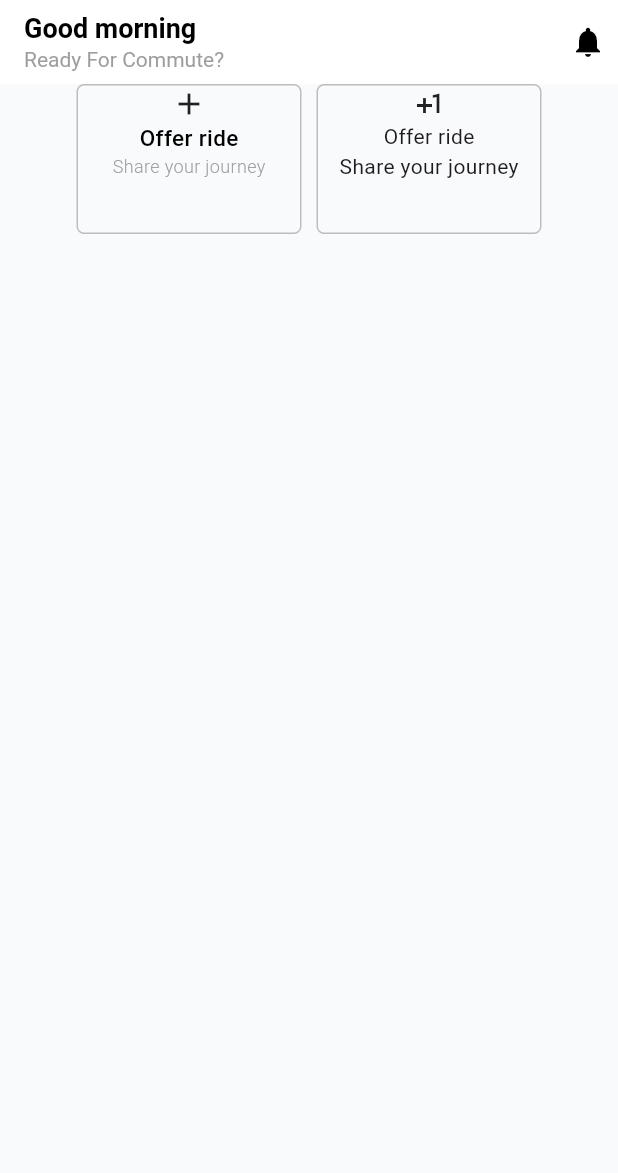
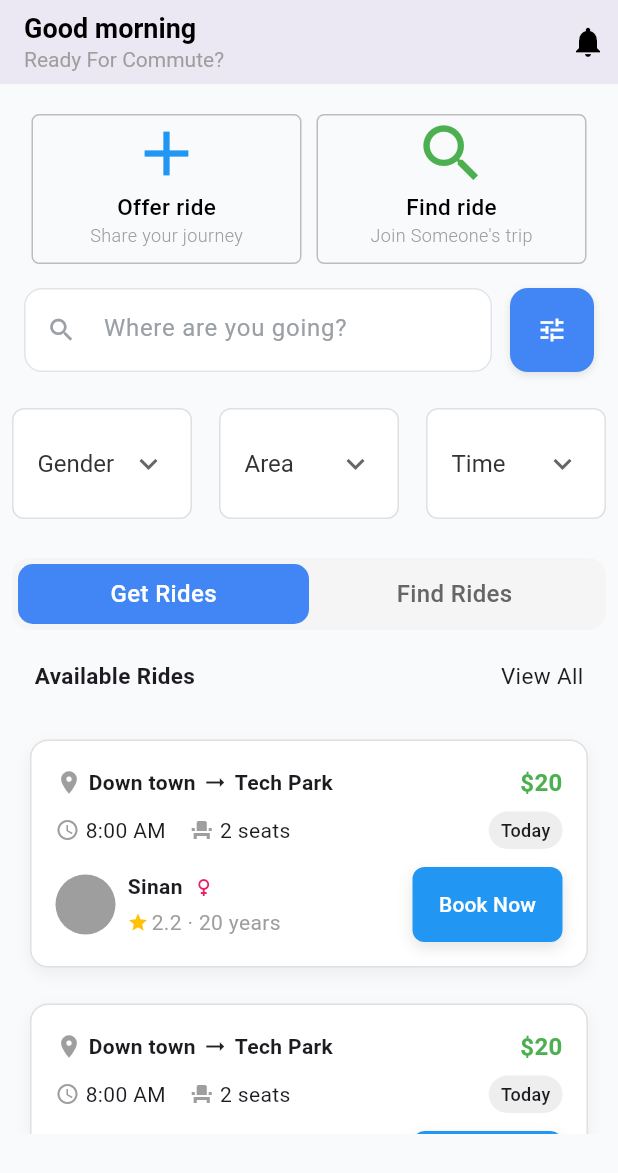
Before and after one commit to sayedsinan/Get-Ride, a Flutter app: the HomePage screen opened directly, on a phone screen of 412 x 824 dp. Shown: the top 1173 px of the screen. Run offline on Flutter 3.47's test engine with Material 3 defaults, Android fonts, the phone set to English and light mode, and no system bars; our stand-ins replace get.

Commit message:
home page created

```diff
--- a/lib/view/home/home_page.dart
+++ b/lib/view/home/home_page.dart
@@ -1,18 +1,26 @@
 import 'package:flutter/material.dart';
+import 'package:get_ride/view/widget/custom_toggle_button.dart';
+import 'package:get_ride/view/widget/drop_down.dart';
+import 'package:get_ride/view/widget/find_ride.dart';
+import 'package:get_ride/view/widget/get_a_ride.dart';
 import 'package:get_ride/view/widget/rider_option_container.dart';
+import 'package:get_ride/view/widget/search_bar.dart';
 
 class HomePage extends StatelessWidget {
   const HomePage({super.key});
 
   @override
   Widget build(BuildContext context) {
+    final List<String> genderOptions = [
+      'Male',
+      'Female',
+    ];
     return Scaffold(
-      backgroundColor: Color(0xFFF9FAFB)
-,
+      backgroundColor: Color(0xFFF9FAFB),
       appBar: AppBar(
         automaticallyImplyLeading: false,
         backgroundColor: Colors.white,
-        elevation: 0,
+        elevation: 10,
         title: Column(
           crossAxisAlignment: CrossAxisAlignment.start,
           children: const [
@@ -37,32 +45,65 @@ class HomePage extends StatelessWidget {
           ),
         ],
       ),
-      body: Column(
+      body: SingleChildScrollView(
+        child: Column(
           children: [
+            SizedBox(height: 20),
             Row(
-            crossAxisAlignment: CrossAxisAlignment.center,
               mainAxisAlignment: MainAxisAlignment.center,
               children: [
-              RiderOptionContainer(iconData: Icons.add, subTitile: "Share your journey", title: "Offer ride"),
-              SizedBox(width: 10,),
-                 Container(
-                height: 100,
-                width: 150,
-                decoration: BoxDecoration(
-                  border: Border.all(color: Colors.grey.shade400),
-                  borderRadius: BorderRadius.circular(5),
+                RiderOptionContainer(
+                  iconData: Icons.add,
+                  subTitile: "Share your journey",
+                  title: "Offer ride",
+                  color: Colors.blue,
                 ),
-                child: Column(
+                SizedBox(width: 10),
+                RiderOptionContainer(
+                  iconData: Icons.search,
+                  subTitile: "Join Someone's trip",
+                  title: "Find ride",
+                  color: Colors.green,
+                ),
+              ],
+            ),
+            SearchBarWidget(),
+            Padding(
+              padding: const EdgeInsets.all(8.0),
+              child: Row(
+                mainAxisAlignment: MainAxisAlignment.spaceBetween,
                 children: [
-                    Icon(Icons.plus_one),
-                    Text("Offer ride"),
-                    Text("Share your journey"),
+                  CustomDropdown(
+                    items: genderOptions,
+                    hintText: "Gender",
+                    width: 120,
+                  ),
+                  CustomDropdown(
+                    items: genderOptions,
+                    hintText: "Area",
+                    width: 120,
+                  ),
+                  CustomDropdown(
+                    items: genderOptions,
+                    hintText: "Time",
+                    width: 120,
+                  ),
                 ],
+              ),
+            ),
+            SizedBox(height: 10),
+            SizedBox(
+              height: 400,
+              child: Padding(
+                padding: const EdgeInsets.all(8.0),
+                child: CustomToggleButton(
+                  options: const ["Get Rides", "Find Rides"],
+                  pages: const [GetRide(), FindRide()],
+                ),
               ),
             ),
           ],
         ),
-        ],
       ),
     );
   }
--- /dev/null
+++ b/lib/view/widget/custom_toggle_button.dart
@@ -0,0 +1,124 @@
+import 'package:flutter/material.dart';
+
+class CustomToggleButton extends StatefulWidget {
+  final List<String> options;
+  final List<Widget> pages; // 👈 New: pages for each option
+  final int initialIndex;
+  final Color selectedColor;
+  final Color unselectedColor;
+  final Color selectedTextColor;
+  final Color unselectedTextColor;
+  final Color backgroundColor;
+  final double height;
+  final EdgeInsetsGeometry? margin;
+  final EdgeInsetsGeometry? padding;
+
+  const CustomToggleButton({
+    super.key,
+    required this.options,
+    required this.pages, // 👈 required now
+    this.initialIndex = 0,
+    this.selectedColor = const Color(0xFF4285F4),
+    this.unselectedColor = Colors.transparent,
+    this.selectedTextColor = Colors.white,
+    this.unselectedTextColor = const Color(0xFF666666),
+    this.backgroundColor = const Color(0xFFF5F5F5),
+    this.height = 48,
+    this.margin,
+    this.padding,
+  }) : assert(options.length == pages.length,
+            "Options and Pages must be the same length");
+
+  @override
+  State<CustomToggleButton> createState() => _CustomToggleButtonState();
+}
+
+class _CustomToggleButtonState extends State<CustomToggleButton>
+    with SingleTickerProviderStateMixin {
+  late int selectedIndex;
+  late PageController _pageController;
+
+  @override
+  void initState() {
+    super.initState();
+    selectedIndex = widget.initialIndex;
+    _pageController = PageController(initialPage: selectedIndex);
+  }
+
+  void _onToggle(int index) {
+    if (index != selectedIndex) {
+      setState(() {
+        selectedIndex = index;
+      });
+      _pageController.jumpToPage(index);
+    }
+  }
+
+  @override
+  void dispose() {
+    _pageController.dispose();
+    super.dispose();
+  }
+
+  @override
+  Widget build(BuildContext context) {
+    return Column(
+      children: [
+        // Toggle buttons
+        Container(
+          margin: widget.margin ?? EdgeInsets.zero,
+          padding: widget.padding ?? const EdgeInsets.all(4),
+          height: widget.height,
+          decoration: BoxDecoration(
+            color: widget.backgroundColor,
+            borderRadius: BorderRadius.circular(12),
+          ),
+          child: Row(
+            children: widget.options.asMap().entries.map((entry) {
+              int index = entry.key;
+              String option = entry.value;
+              bool isSelected = selectedIndex == index;
+
+              return Expanded(
+                child: GestureDetector(
+                  onTap: () => _onToggle(index),
+                  child: Container(
+                    decoration: BoxDecoration(
+                      color: isSelected
+                          ? widget.selectedColor
+                          : widget.unselectedColor,
+                      borderRadius: BorderRadius.circular(10),
+                    ),
+                    child: Center(
+                      child: Text(
+                        option,
+                        style: TextStyle(
+                          fontSize: 16,
+                          fontWeight: FontWeight.w500,
+                          color: isSelected
+                              ? widget.selectedTextColor
+                              : widget.unselectedTextColor,
+                        ),
+                      ),
+                    ),
+                  ),
+                ),
+              );
+            }).toList(),
+          ),
+        ),
+
+        // Pages
+        Expanded(
+          child: PageView(
+            controller: _pageController,
+            onPageChanged: (index) {
+              setState(() => selectedIndex = index);
+            },
+            children: widget.pages,
+          ),
+        ),
+      ],
+    );
+  }
+}
--- /dev/null
+++ b/lib/view/widget/drop_down.dart
@@ -0,0 +1,81 @@
+import 'package:flutter/material.dart';
+
+class CustomDropdown extends StatefulWidget {
+  final String? value;
+  final List<String> items;
+  final String hintText;
+  final Function(String?)? onChanged;
+  final EdgeInsetsGeometry? margin;
+  final double? width;
+
+  const CustomDropdown({
+    super.key,
+    this.value,
+    required this.items,
+    required this.hintText,
+    this.onChanged,
+    this.margin,
+    this.width,
+  });
+
+  @override
+  State<CustomDropdown> createState() => _CustomDropdownState();
+}
+
+class _CustomDropdownState extends State<CustomDropdown> {
+  @override
+  Widget build(BuildContext context) {
+    return Container(
+      margin: widget.margin ?? EdgeInsets.zero,
+      width: widget.width,
+      decoration: BoxDecoration(
+        color: Colors.white,
+        borderRadius: BorderRadius.circular(8),
+        border: Border.all(
+          color: const Color(0xFFE0E0E0),
+          width: 1,
+        ),
+      ),
+      child: DropdownButtonHideUnderline(
+        child: DropdownButton<String>(
+          value: widget.value,
+          hint: Text(
+            widget.hintText,
+            style: const TextStyle(
+              fontSize: 16,
+              color: Color(0xFF333333),
+              fontWeight: FontWeight.normal,
+            ),
+          ),
+          isExpanded: true,
+          icon: const Icon(
+            Icons.keyboard_arrow_down,
+            color: Color(0xFF666666),
+            size: 24,
+          ),
+          items: widget.items.map((String item) {
+            return DropdownMenuItem<String>(
+              value: item,
+              child: Text(
+                item,
+                style: const TextStyle(
+                  fontSize: 16,
+                  color: Color(0xFF333333),
+                ),
+              ),
+            );
+          }).toList(),
+          onChanged: widget.onChanged,
+          padding: const EdgeInsets.symmetric(horizontal: 16, vertical: 12),
+          dropdownColor: Colors.white,
+          borderRadius: BorderRadius.circular(8),
+          elevation: 8,
+          style: const TextStyle(
+            fontSize: 16,
+            color: Color(0xFF333333),
+          ),
+        ),
+      ),
+    );
+  }
+}
--- /dev/null
+++ b/lib/view/widget/find_ride.dart
@@ -0,0 +1,38 @@
+import 'package:flutter/material.dart';
+import 'package:get_ride/view/widget/my_button.dart';
+
+class FindRide extends StatelessWidget {
+  const FindRide({super.key});
+
+  @override
+  Widget build(BuildContext context) {
+    return Center(
+      child: Column(
+        children: [
+          SizedBox(height: 50),
+          Icon(Icons.car_repair_sharp, size: 100),
+          Text(
+            "No Rides Availabel yet",
+            style: TextStyle(fontSize: 20, fontWeight: FontWeight.w600),
+          ),
+          SizedBox(height: 10),
+          Text(
+            "Start sharing your daily commute and earn money",
+            style: TextStyle(fontSize: 15, fontWeight: FontWeight.w400),
+          ),
+          SizedBox(height: 20),
+          MyButton(
+            height: 50,
+            width: 200,
+            borderRadius: 8,
+            buttonColor: Colors.blue,
+            textColor: Colors.white,
+            text: "+ Offers Your First Ride ",
+            style: TextStyle(),
+            onTap: () {},
+          ),
+        ],
+      ),
+    );
+  }
+}
--- /dev/null
+++ b/lib/view/widget/get_a_ride.dart
@@ -0,0 +1,34 @@
+import 'package:flutter/material.dart';
+import 'package:get_ride/view/widget/get_a_ride_container.dart';
+class GetRide extends StatelessWidget {
+
+  const GetRide({super.key});
+
+  @override
+  Widget build(BuildContext context) {
+    return SingleChildScrollView(
+      child: Column(
+        children: [
+          Padding(
+            padding: const EdgeInsets.only(left: 15.0, right: 15, top: 20,bottom: 20),
+            child: Row(
+              mainAxisAlignment: MainAxisAlignment.spaceBetween,
+              children: [
+                Text(
+                  "Available Rides",
+                  style: TextStyle(fontSize: 15, fontWeight: FontWeight.bold),
+                ),
+                Text(
+                  "View All",
+                  style: TextStyle(fontSize: 15, fontWeight: FontWeight.w400),
+                ),
+              ],
+            ),
+          ),
+      GetARideContainer(startingPoint: "Down town", endPoint: "Tech Park", time: "8:00 AM", date: "Today", seats: "2", amount: "20", review: "2.2", age: "20", name: "Sinan"),
+      GetARideContainer(startingPoint: "Down town", endPoint: "Tech Park", time: "8:00 AM", date: "Today", seats: "2", amount: "20", review: "2.2", age: "20", name: "Sinan"),
+        ],
+      ),
+    );
+  }
+}
--- /dev/null
+++ b/lib/view/widget/get_a_ride_container.dart
@@ -0,0 +1,156 @@
+import 'package:flutter/material.dart';
+import 'package:get_ride/view/widget/my_button.dart';
+
+class GetARideContainer extends StatelessWidget {
+  final String startingPoint;
+  final String endPoint;
+  final String time;
+  final String date;
+  final String seats;
+  final String amount;
+  final String review;
+  final String age;
+  final String name;
+  const GetARideContainer({
+    super.key,
+    required this.startingPoint,
+    required this.endPoint,
+    required this.time,
+    required this.date,
+    required this.seats,
+    required this.amount,
+    required this.review,
+    required this.age,
+    required this.name,
+  });
+
+  @override
+  Widget build(BuildContext context) {
+    return Container(
+      margin: const EdgeInsets.all(12),
+      padding: const EdgeInsets.all(16),
+      decoration: BoxDecoration(
+        color: Colors.white,
+        borderRadius: BorderRadius.circular(12),
+        border: Border.all(color: Colors.grey.shade300),
+        boxShadow: [
+          BoxShadow(
+            color: Colors.black.withOpacity(0.05),
+            blurRadius: 8,
+            offset: const Offset(0, 4),
+          ),
+        ],
+      ),
+      child: Column(
+        crossAxisAlignment: CrossAxisAlignment.start,
+        children: [
+          Row(
+            mainAxisAlignment: MainAxisAlignment.spaceBetween,
+            children: [
+              Row(
+                children:  [
+                  Icon(Icons.location_on, color: Colors.grey, size: 18),
+                  SizedBox(width: 4),
+                  Text(
+                  startingPoint,
+                    style: TextStyle(fontWeight: FontWeight.bold),
+                  ),
+                  SizedBox(width: 4),
+                  Icon(Icons.arrow_right_alt, size: 18),
+                  SizedBox(width: 4),
+                  Text(
+                    endPoint,
+                    style: TextStyle(fontWeight: FontWeight.bold),
+                  ),
+                ],
+              ),
+               Text(
+                "\$$amount",
+                style: TextStyle(
+                  color: Colors.green,
+                  fontWeight: FontWeight.bold,
+                  fontSize: 16,
+                ),
+              ),
+            ],
+          ),
+          const SizedBox(height: 8),
+          Row(
+            children: [
+              const Icon(Icons.access_time, size: 16, color: Colors.grey),
+              const SizedBox(width: 4),
+               Text(time),
+              const SizedBox(width: 16),
+              const Icon(Icons.event_seat, size: 16, color: Colors.grey),
+              const SizedBox(width: 4),
+               Text("$seats seats"),
+              const Spacer(),
+              Container(
+                padding: const EdgeInsets.symmetric(horizontal: 8, vertical: 4),
+                decoration: BoxDecoration(
+                  color: Colors.grey.shade200,
+                  borderRadius: BorderRadius.circular(20),
+                ),
+                child:  Text(
+                  date,
+                  style: TextStyle(fontSize: 12, fontWeight: FontWeight.w500),
+                ),
+              ),
+            ],
+          ),
+          const SizedBox(height: 12),
+          Row(
+            mainAxisAlignment: MainAxisAlignment.spaceBetween,
+            children: [
+              Row(
+                children: [
+                  const CircleAvatar(radius: 20, backgroundColor: Colors.grey),
+                  const SizedBox(width: 8),
+                  Column(
+                    crossAxisAlignment: CrossAxisAlignment.start,
+                    children: [
+                      Row(
+                        children:  [
+                          Text(
+                            name,
+                            style: TextStyle(
+                              fontWeight: FontWeight.bold,
+                              fontSize: 14,
+                            ),
+                          ),
+                          SizedBox(width: 6),
+                          Icon(Icons.female, color: Colors.pink, size: 16),
+                        ],
+                      ),
+                      const SizedBox(height: 4),
+                      Row(
+                        children:  [
+                          Icon(Icons.star, color: Colors.amber, size: 14),
+                          SizedBox(width: 2),
+                          Text(
+                            "$review · $age years",
+                            style: TextStyle(color: Colors.grey),
+                          ),
+                        ],
+                      ),
+                    ],
+                  ),
+                ],
+              ),
+              MyButton(
+                height: 50,
+                width: 100,
+                borderRadius: 8,
+                buttonColor: Colors.blue,
+                textColor: Colors.white,
+                text: "Book Now",
+                style: TextStyle(),
+                onTap: () {},
+              ),
+            ],
+          ),
+        ],
+      ),
+    );
+  }
+}
--- a/lib/view/widget/rider_option_container.dart
+++ b/lib/view/widget/rider_option_container.dart
@@ -4,22 +4,44 @@ class RiderOptionContainer extends StatelessWidget {
   final IconData iconData;
   final String title;
   final String subTitile;
-  const RiderOptionContainer({super.key,required this.iconData,required this.subTitile,required this.title});
+  final Color color;
+  const RiderOptionContainer({
+    super.key,
+    required this.iconData,
+    required this.subTitile,
+    required this.title,
+    required this.color,
+  });
 
   @override
   Widget build(BuildContext context) {
     return Container(
       height: 100,
-      width: 150,
+      width: 180,
       decoration: BoxDecoration(
         border: Border.all(color: Colors.grey.shade400),
         borderRadius: BorderRadius.circular(5),
+
       ),
       child: Column(
         children: [
-          Icon(iconData),
-          Text(title,style: TextStyle(fontSize: 15,fontWeight: FontWeight.w500,color: Colors.black),),
-          Text(subTitile,style: TextStyle(fontSize: 12,fontWeight: FontWeight.w300,color: Colors.grey)),
+          Icon(iconData,color: color,size: 50,),
+          Text(
+            title,
+            style: TextStyle(
+              fontSize: 15,
+              fontWeight: FontWeight.w500,
+              color: Colors.black,
+            ),
+          ),
+          Text(
+            subTitile,
+            style: TextStyle(
+              fontSize: 12,
+              fontWeight: FontWeight.w300,
+              color: Colors.grey,
+            ),
+          ),
         ],
       ),
     );
--- /dev/null
+++ b/lib/view/widget/search_bar.dart
@@ -0,0 +1,133 @@
+
+import 'package:flutter/material.dart';
+
+class SearchBarWidget extends StatefulWidget {
+  final String hintText;
+  final Function(String)? onChanged;
+  final VoidCallback? onFilterPressed;
+  final EdgeInsetsGeometry? margin;
+
+  const SearchBarWidget({
+    Key? key,
+    this.hintText = "Where are you going?",
+    this.onChanged,
+    this.onFilterPressed,
+    this.margin,
+  }) : super(key: key);
+
+  @override
+  State<SearchBarWidget> createState() => _SearchBarWidgetState();
+}
+
+class _SearchBarWidgetState extends State<SearchBarWidget> {
+  final TextEditingController _controller = TextEditingController();
+  final FocusNode _focusNode = FocusNode();
+
+  @override
+  void dispose() {
+    _controller.dispose();
+    _focusNode.dispose();
+    super.dispose();
+  }
+
+  @override
+  Widget build(BuildContext context) {
+    return Container(
+      margin: widget.margin ?? const EdgeInsets.all(16.0),
+      child: Row(
+        children: [
+          // Search Input Field
+          Expanded(
+            child: Container(
+              height: 56,
+              decoration: BoxDecoration(
+                color: Colors.white,
+                borderRadius: BorderRadius.circular(12),
+                border: Border.all(
+                  color: _focusNode.hasFocus
+                    ? const Color(0xFF4285F4)
+                    : const Color(0xFFE1E5E9),
+                  width: 1,
+                ),
+                boxShadow: _focusNode.hasFocus
+                  ? [
+                      BoxShadow(
+                        color: const Color(0xFF4285F4).withOpacity(0.1),
+                        blurRadius: 8,
+                        spreadRadius: 0,
+                        offset: const Offset(0, 0),
+                      ),
+                    ]
+                  : null,
+              ),
+              child: TextField(
+                controller: _controller,
+                focusNode: _focusNode,
+                onChanged: widget.onChanged,
+                style: const TextStyle(
+                  fontSize: 16,
+                  color: Color(0xFF333333),
+                ),
+                decoration: InputDecoration(
+                  hintText: widget.hintText,
+                  hintStyle: const TextStyle(
+                    fontSize: 16,
+                    color: Color(0xFF9AA0A6),
+                  ),
+                  prefixIcon: const Icon(
+                    Icons.search,
+                    color: Color(0xFF9AA0A6),
+                    size: 20,
+                  ),
+                  border: InputBorder.none,
+                  contentPadding: const EdgeInsets.symmetric(
+                    horizontal: 16,
+                    vertical: 16,
+                  ),
+                ),
+                onSubmitted: (value) {
+                  // Handle search submission
+                  print('Search submitted: $value');
+                },
+              ),
+            ),
+          ),
+
+          const SizedBox(width: 12),
+
+          // Filter Button
+          Container(
+            height: 56,
+            width: 56,
+            decoration: BoxDecoration(
+              color: const Color(0xFF4285F4),
+              borderRadius: BorderRadius.circular(12),
+              boxShadow: [
+                BoxShadow(
+                  color: Colors.black.withOpacity(0.1),
+                  blurRadius: 4,
+                  spreadRadius: 0,
+                  offset: const Offset(0, 2),
+                ),
+              ],
+            ),
+            child: Material(
+              color: Colors.transparent,
+              child: InkWell(
+                borderRadius: BorderRadius.circular(12),
+                onTap: widget.onFilterPressed ?? () {
+                  print('Filter button pressed');
+                },
+                child: const Icon(
+                  Icons.tune,
+                  color: Colors.white,
+                  size: 20,
+                ),
+              ),
+            ),
+          ),
+        ],
+      ),
+    );
+  }
+}
```
Lines whose indentation alone changed are shown as unchanged.
